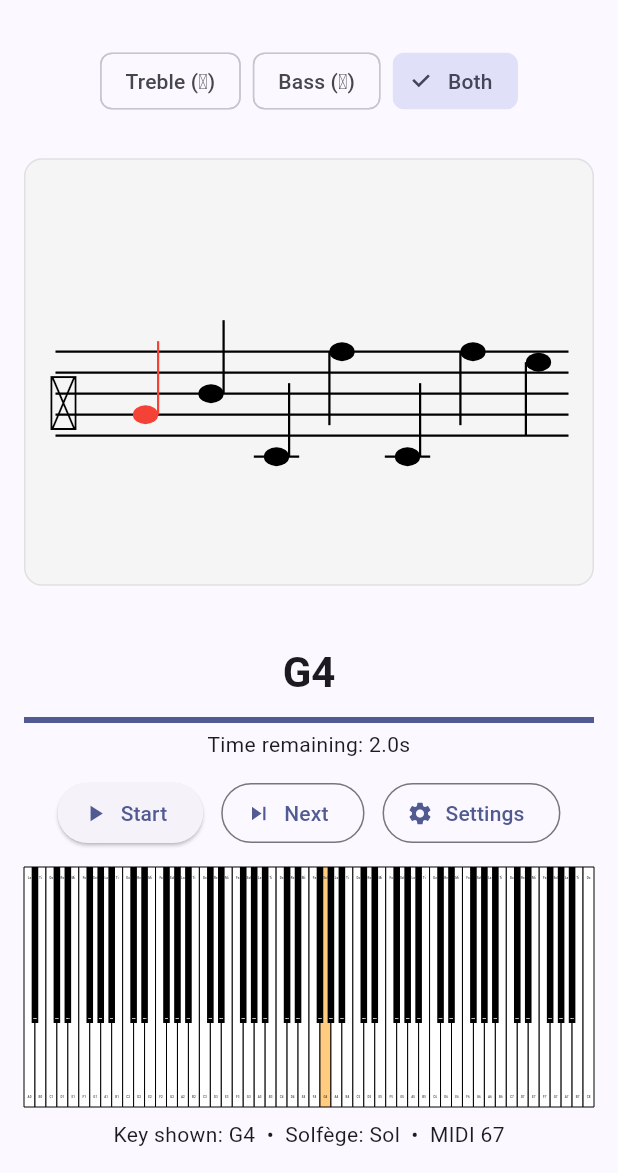
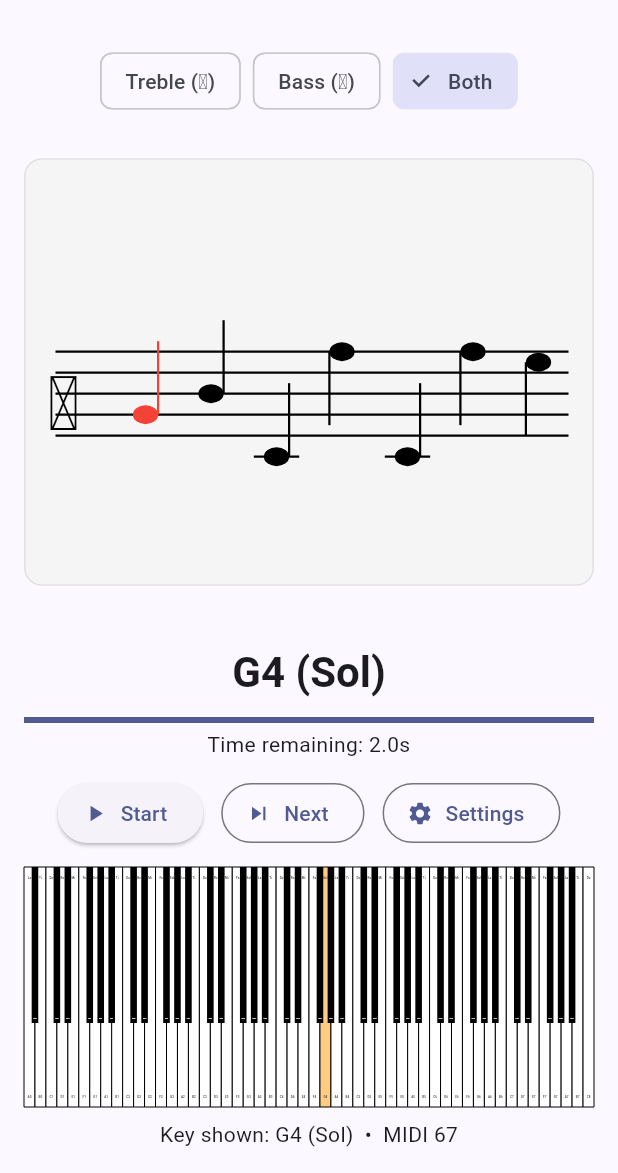
Before and after one commit to tannpv/piano-note-practice, a Flutter app: the screen it shows after launch, on a phone screen of 412 x 824 dp, the part 63-1236 px from its top. Run offline on Flutter 3.47's test engine with Material 3 defaults, Android fonts, the phone set to English and light mode, and no system bars; our stand-ins replace audioplayers, shared_preferences.

Commit message:
chore: show solfege next to note name

```diff
--- a/lib/screens/practice_screen.dart
+++ b/lib/screens/practice_screen.dart
@@ -61,7 +61,7 @@ class PracticeScreen extends StatelessWidget {
             const SizedBox(height: 12),
             if (note != null)
               Text(
-                note.displayName,
+                '${note.displayName} (${_solfege(note)})',
                 style: Theme.of(context)
                     .textTheme
                     .headlineMedium
@@ -107,7 +107,7 @@ class PracticeScreen extends StatelessWidget {
             if (note != null) ...[
               const SizedBox(height: 8),
               Text(
-                'Key shown: ${note.displayName}  •  Solfège: ${_solfege(note)}  •  MIDI ${note.midiNoteNumber}',
+                'Key shown: ${note.displayName} (${_solfege(note)})  •  MIDI ${note.midiNoteNumber}',
                 style: Theme.of(context).textTheme.bodyMedium,
               ),
             ],
```
